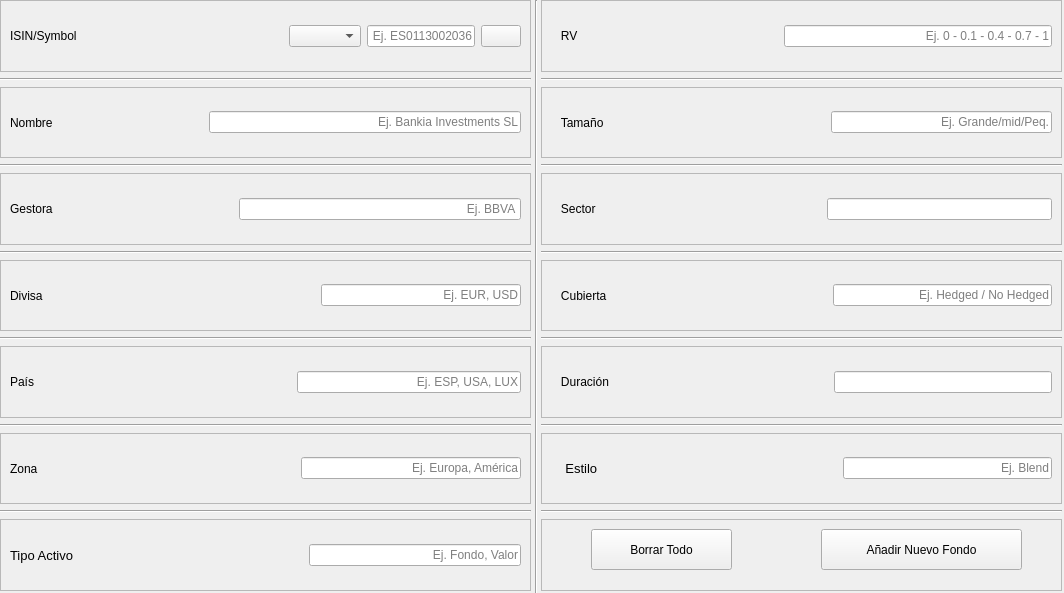
This is src/GUI/AddISINView.ui in jesusramondovale/IngenicaSTS as Qt 5 draws it before an edit. The edited form follows.
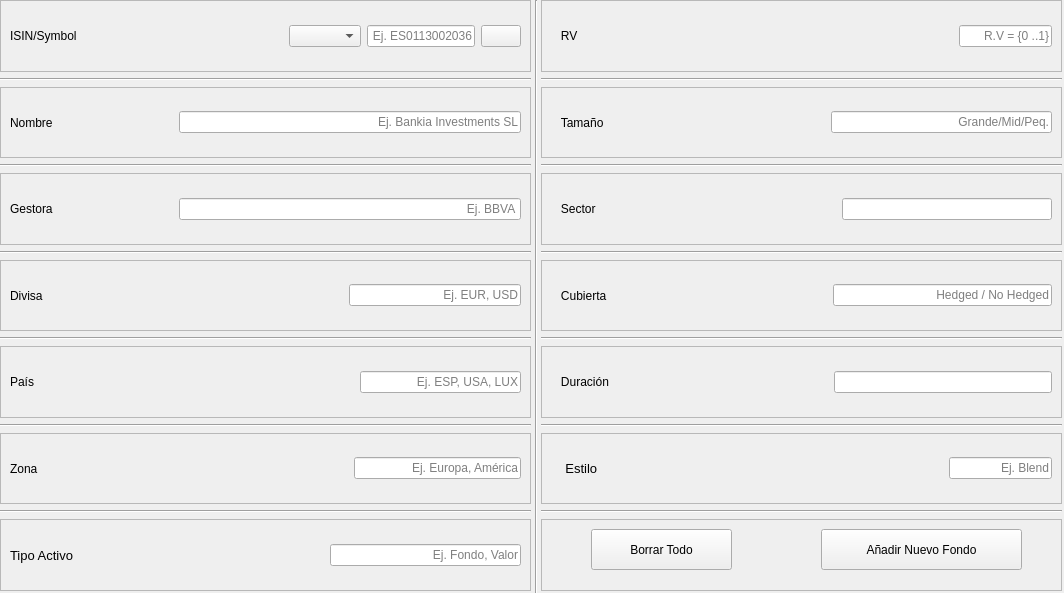
This is the edited form. Icons and pictures are not drawn.

Diff of the .ui file:
```diff
--- a/src/GUI/AddISINView.ui
+++ b/src/GUI/AddISINView.ui
@@ -161,7 +161,7 @@
           </property>
           <property name="sizeHint" stdset="0">
            <size>
-            <width>150</width>
+            <width>120</width>
             <height>20</height>
            </size>
           </property>
@@ -221,7 +221,7 @@
           </property>
           <property name="sizeHint" stdset="0">
            <size>
-            <width>180</width>
+            <width>120</width>
             <height>20</height>
            </size>
           </property>
@@ -275,7 +275,7 @@
           </property>
           <property name="sizeHint" stdset="0">
            <size>
-            <width>272</width>
+            <width>300</width>
             <height>20</height>
            </size>
           </property>
@@ -332,7 +332,7 @@
           </property>
           <property name="sizeHint" stdset="0">
            <size>
-            <width>257</width>
+            <width>320</width>
             <height>20</height>
            </size>
           </property>
@@ -389,7 +389,7 @@
           </property>
           <property name="sizeHint" stdset="0">
            <size>
-            <width>257</width>
+            <width>310</width>
             <height>20</height>
            </size>
           </property>
@@ -446,7 +446,7 @@
           </property>
           <property name="sizeHint" stdset="0">
            <size>
-            <width>229</width>
+            <width>250</width>
             <height>20</height>
            </size>
           </property>
@@ -511,7 +511,7 @@
           </property>
           <property name="sizeHint" stdset="0">
            <size>
-            <width>200</width>
+            <width>390</width>
             <height>20</height>
            </size>
           </property>
@@ -523,7 +523,7 @@
            <set>Qt::AlignRight|Qt::AlignTrailing|Qt::AlignVCenter</set>
           </property>
           <property name="placeholderText">
-           <string>Ej. 0 - 0.1 - 0.4 - 0.7 - 1</string>
+           <string>R.V = {0 ..1}</string>
           </property>
          </widget>
         </item>
@@ -577,7 +577,7 @@
            <set>Qt::AlignRight|Qt::AlignTrailing|Qt::AlignVCenter</set>
           </property>
           <property name="placeholderText">
-           <string>Ej. Grande/mid/Peq.</string>
+           <string>Grande/Mid/Peq.</string>
           </property>
          </widget>
         </item>
@@ -619,7 +619,7 @@
           </property>
           <property name="sizeHint" stdset="0">
            <size>
-            <width>150</width>
+            <width>240</width>
             <height>20</height>
            </size>
           </property>
@@ -685,7 +685,7 @@
            <set>Qt::AlignRight|Qt::AlignTrailing|Qt::AlignVCenter</set>
           </property>
           <property name="placeholderText">
-           <string>Ej. Hedged / No Hedged</string>
+           <string>Hedged / No Hedged</string>
           </property>
          </widget>
         </item>
@@ -781,7 +781,7 @@
           </property>
           <property name="sizeHint" stdset="0">
            <size>
-            <width>239</width>
+            <width>350</width>
             <height>20</height>
            </size>
           </property>
```
Left out of the diff: 4 changed lines with no effect on the pictures.
